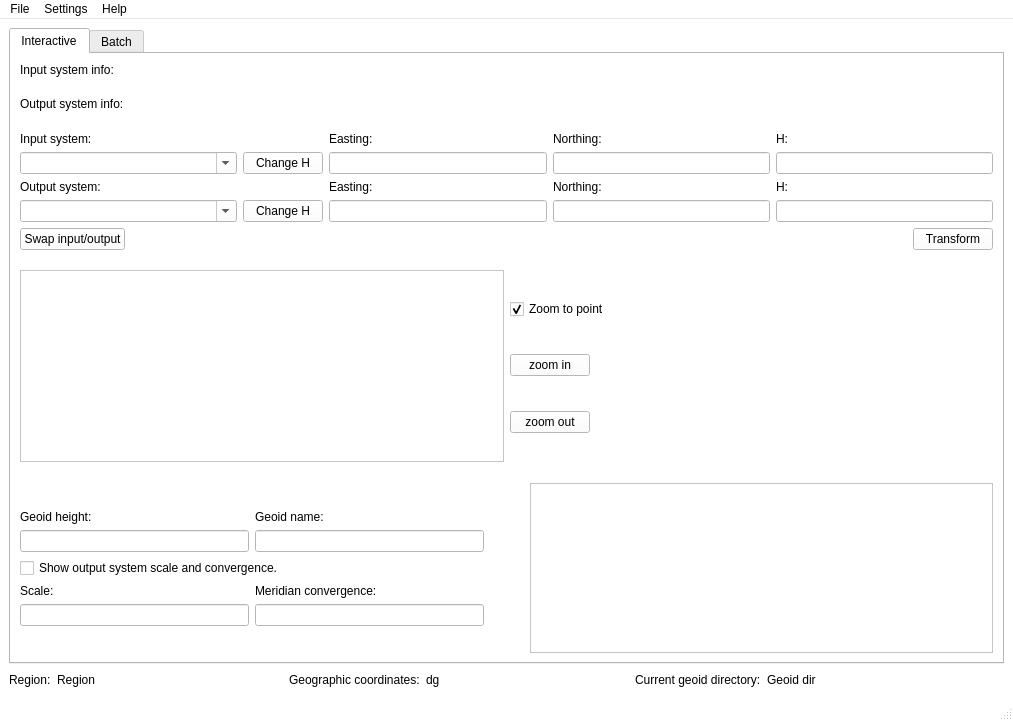
Above: UI/GSTtrans.ui from MartinHvidberg/kmstrans_fra_SDFE_SEQ200131 before the change. Below: the same form after it.
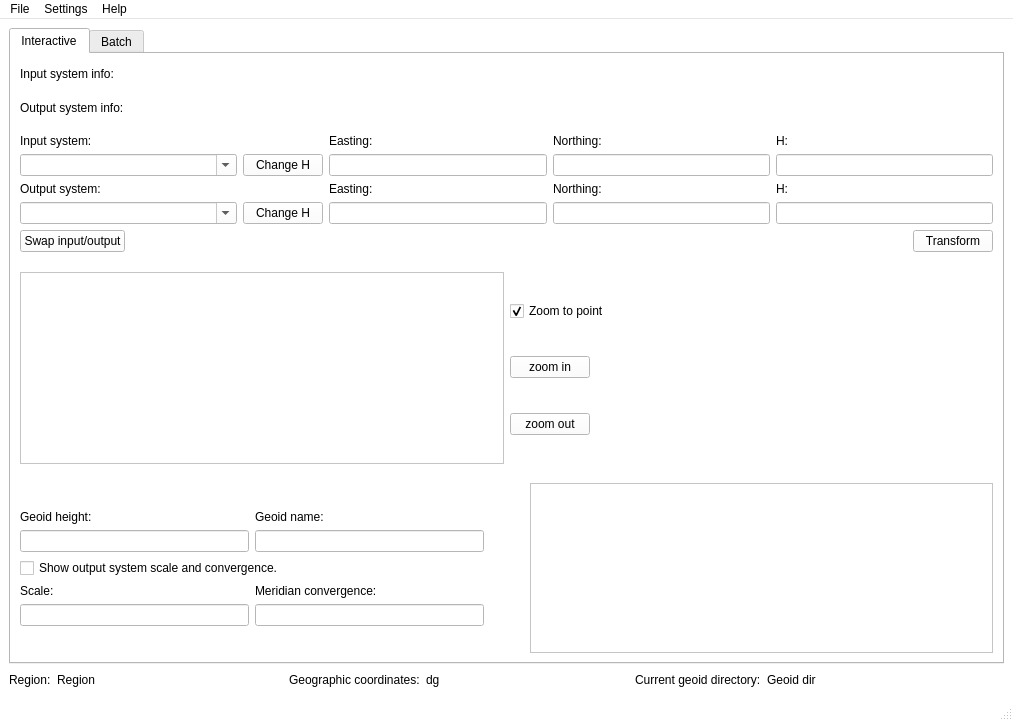
That is the form after the change. Icons and pictures are not drawn.

Commit message: Simplified setSystemInfo calls - will always be updated

What changed in the file:
```diff
--- a/UI/GSTtrans.ui
+++ b/UI/GSTtrans.ui
@@ -551,6 +551,9 @@
         <string>Interactive</string>
        </attribute>
        <layout class="QVBoxLayout" name="verticalLayout_3">
+        <property name="topMargin">
+         <number>13</number>
+        </property>
         <item>
          <layout class="QVBoxLayout" name="verticalLayout_2">
           <item>
```
The commit also changes 2 other files.
